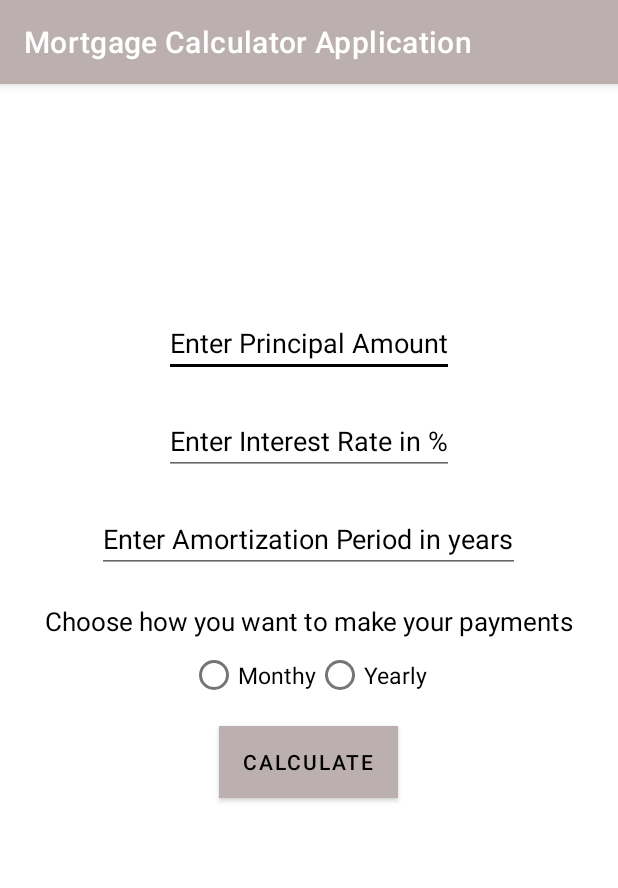
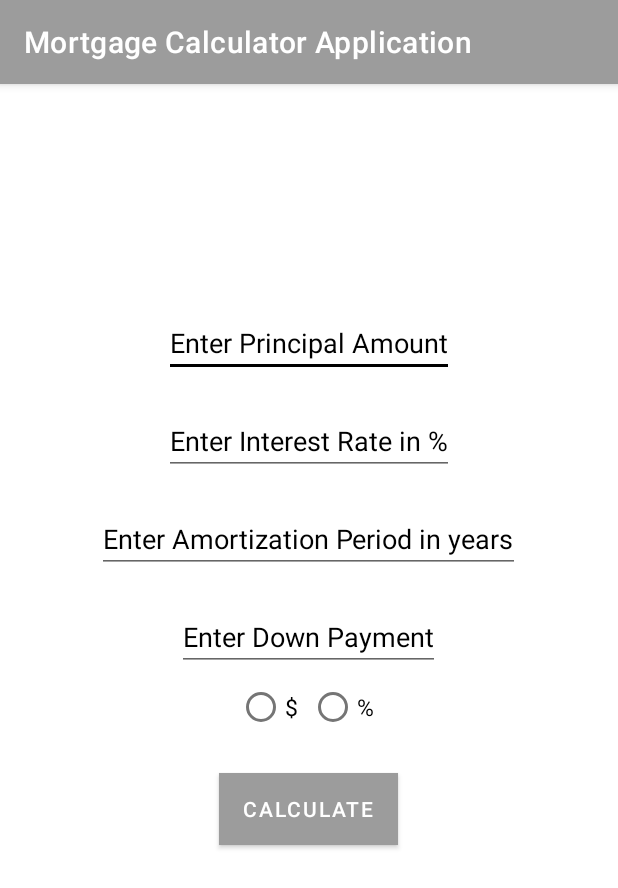
Before and after one commit to TegSingh/MortgageCalculatorApplication, an Android app: the screen it shows after launch (MainActivity), after a tap on "CALCULATE", on a phone screen of 412 x 824 dp. Shown: the top 888 px of the screen. Run offline under Robolectric (Android 15) with nearby library versions, the phone set to English and light mode, and no system bars; 3 statements that could not run were skipped.

Commit message:
Added working final calculation for mortgage

```diff
--- a/app/src/main/java/com/example/mortgagecalculatorapplication/MainActivity.java
+++ b/app/src/main/java/com/example/mortgagecalculatorapplication/MainActivity.java
@@ -6,6 +6,9 @@ import android.content.Intent;
 import android.os.Bundle;
 import android.view.View;
 import android.widget.EditText;
+import android.widget.RadioButton;
+import android.widget.RadioGroup;
+import android.widget.Toast;
 
 public class MainActivity extends AppCompatActivity {
 
@@ -13,10 +16,11 @@ public class MainActivity extends AppCompatActivity {
     protected void onCreate(Bundle savedInstanceState) {
         super.onCreate(savedInstanceState);
         setContentView(R.layout.activity_main);
+
     }
 
     // Method to get monthly payments
-    private double calculateMonthlyPayments(int principal, float interest, int amtperiod) {
+    private double calculateMonthlyPayments(int principal, float interest, int amtperiod, float downpayment) {
 
         System.out.println("Calculate monthly payments method called");
 
@@ -27,7 +31,7 @@ public class MainActivity extends AppCompatActivity {
         double interest_power = Math.pow(1+effective_interest/100, amtperiod*12);
 
         // Calculate mortgage = P(i(1+i)^n/((1+i)^n - 1)
-        double mortgage = principal*((effective_interest/100)*interest_power/(interest_power - 1));
+        double mortgage = (principal-downpayment)*((effective_interest/100)*interest_power/(interest_power - 1));
         return mortgage;
     }
 
@@ -39,6 +43,29 @@ public class MainActivity extends AppCompatActivity {
         EditText edtPrincipal = findViewById(R.id.edtPrincipal);
         EditText edtInterest = findViewById(R.id.edtInterest);
         EditText edtAmtPeriod = findViewById(R.id.edtAmtPeriod);
+        EditText edtDownPayment = findViewById(R.id.edtDownPayment);
+
+        // Instantiate the Radio group
+        RadioGroup radioGroupDownPayment = findViewById(R.id.radioGroupDownPayment);
+
+        // Handle event in case the value for principal has not been entered
+        if (edtPrincipal.getText().toString() == null) {
+            Toast.makeText(MainActivity.this, "Enter a value for Principal", Toast.LENGTH_SHORT).show();
+        }
+        // Handle event in case the value for interest has not been entered
+        if (edtInterest.getText().toString() == null) {
+            Toast.makeText(MainActivity.this, "Enter a value for Interest", Toast.LENGTH_SHORT).show();
+        }
+
+        // Handle event in case the value for amortization period has not been entered
+        if (edtAmtPeriod.getText().toString() == null) {
+            Toast.makeText(MainActivity.this, "Enter a value for Amortization Period", Toast.LENGTH_SHORT).show();
+        }
+
+        // Handle event in case the value for downpayment has not been entered
+        if (edtDownPayment.getText().toString() == null) {
+            Toast.makeText(MainActivity.this, "Enter a value for DownPayment", Toast.LENGTH_SHORT).show();
+        }
 
         // Get the string value and convert it to integer
         String principal_input = edtPrincipal.getText().toString();
@@ -55,8 +82,30 @@ public class MainActivity extends AppCompatActivity {
         int amtperiod = Integer.parseInt(amtperiod_input);
         System.out.println("Entered Amortization Period: " + amtperiod);
 
+        // Get the string value for down payment and convert it to float
+        String downpayment_input = edtDownPayment.getText().toString();
+
+        // Get the values for radio buttons
+        RadioButton dollar = findViewById(R.id.dollarDown);
+        RadioButton percent = findViewById(R.id.percentDown);
+        float downpayment = 0;
+
+        // Get the selected radio button values and calculate downpayment
+        if (dollar.isChecked()) {
+            System.out.println("$ button checked");
+            downpayment = Float.parseFloat(downpayment_input);
+            System.out.println("Entered Down Payment: " + downpayment);
+        } else if (percent.isChecked()) {
+            System.out.println("% button checked");
+            downpayment = Float.parseFloat(downpayment_input)*principal/100;
+            System.out.println("Entered Down Payment: " + downpayment);
+        } else {
+            System.out.println("No Radio button was checked");
+            Toast.makeText(MainActivity.this, "Assuming Downpayment to be in dollars", Toast.LENGTH_SHORT).show();
+        }
+
         // Calculate monthly payments using the provided input
-        double mortgage = calculateMonthlyPayments(principal, interest, amtperiod);
+        double mortgage = calculateMonthlyPayments(principal, interest, amtperiod, downpayment);
         System.out.println("Calculated Monthly Payments: " +  mortgage);
 
         // Add intent to move to the second activity
--- a/app/src/main/res/layout/activity_main.xml
+++ b/app/src/main/res/layout/activity_main.xml
@@ -42,39 +42,43 @@
         android:textColorHint="@color/black"
         android:textColor="@color/black" />
 
-    <TextView
+    <EditText
         android:layout_width="wrap_content"
         android:layout_height="wrap_content"
-        android:id="@+id/payPeriodLabel"
+        android:layout_below="@+id/edtAmtPeriod"
         android:layout_centerHorizontal="true"
-        android:textSize="17dp"
         android:textColor="@color/black"
-        android:text="Choose how you want to make your payments"
-        android:layout_below="@+id/edtAmtPeriod"
-        android:layout_marginTop="10dp"/>
+        android:textColorHint="@color/black"
+        android:hint="Enter Down Payment"
+        android:id="@+id/edtDownPayment"
+        android:layout_marginStart="10dp"
+        android:layout_marginTop="10dp"
+        android:layout_marginEnd="10dp"/>
+
 
     <RadioGroup
         android:layout_width="wrap_content"
         android:layout_height="wrap_content"
-        android:id="@+id/radioGroupPayPeriod"
-        android:layout_below="@+id/payPeriodLabel"
+        android:id="@+id/radioGroupDownPayment"
         android:layout_centerHorizontal="true"
-        android:orientation="horizontal">
+        android:orientation="horizontal"
+        android:layout_marginBottom="10dp"
+        android:layout_below="@+id/edtDownPayment">
 
         <RadioButton
             android:layout_width="wrap_content"
             android:layout_height="wrap_content"
-            android:text="Monthy"
+            android:text="$"
             android:textSize="15dp"
             android:textColor="@color/black"
-            android:id="@+id/monthlyRadioButton" />
+            android:id="@+id/dollarDown" />
 
         <RadioButton
             android:layout_width="wrap_content"
             android:layout_height="wrap_content"
-            android:text="Yearly"
+            android:text="%"
             android:textSize="15dp"
-            android:id="@+id/yearlyRadioButton"/>
+            android:id="@+id/percentDown"/>
 
     </RadioGroup>
 
@@ -82,12 +86,12 @@
         android:id="@+id/calculateMortgage"
         android:layout_width="wrap_content"
         android:layout_height="wrap_content"
-        android:layout_below="@+id/radioGroupPayPeriod"
+        android:layout_below="@+id/radioGroupDownPayment"
         android:layout_centerHorizontal="true"
         android:layout_marginTop="10dp"
         android:onClick="onClickCalculate"
         android:text="Calculate"
         android:background="@color/grey"
-        android:textColor="@color/black" />
+        android:textColor="@color/white" />
 
 </RelativeLayout>
--- a/app/src/main/res/values/colors.xml
+++ b/app/src/main/res/values/colors.xml
@@ -7,5 +7,5 @@
     <color name="teal_700">#FF018786</color>
     <color name="black">#FF000000</color>
     <color name="white">#FFFFFFFF</color>
-    <color name="grey">#BBAFAF</color>
+    <color name="grey">#9C9C9C</color>
 </resources>
--- a/app/src/main/res/values/themes.xml
+++ b/app/src/main/res/values/themes.xml
@@ -5,10 +5,12 @@
         <item name="colorPrimary">@color/grey</item>
         <item name="colorPrimaryVariant">@color/black</item>
         <item name="colorOnPrimary">@color/black</item>
+
         <!-- Secondary brand color. -->
         <item name="colorSecondary">@color/black</item>
         <item name="colorSecondaryVariant">@color/black</item>
         <item name="colorOnSecondary">@color/black</item>
+
         <!-- Status bar color. -->
         <item name="android:statusBarColor" tools:targetApi="l">?attr/colorOnSecondary</item>
         <item name="android:textAppearance">@color/black</item>
```
